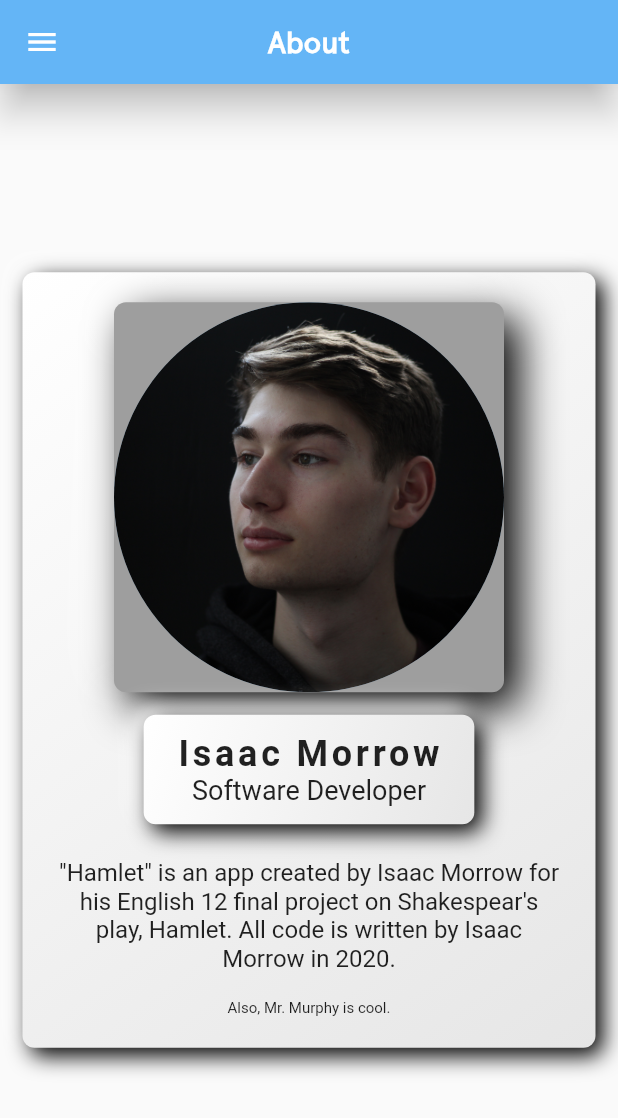
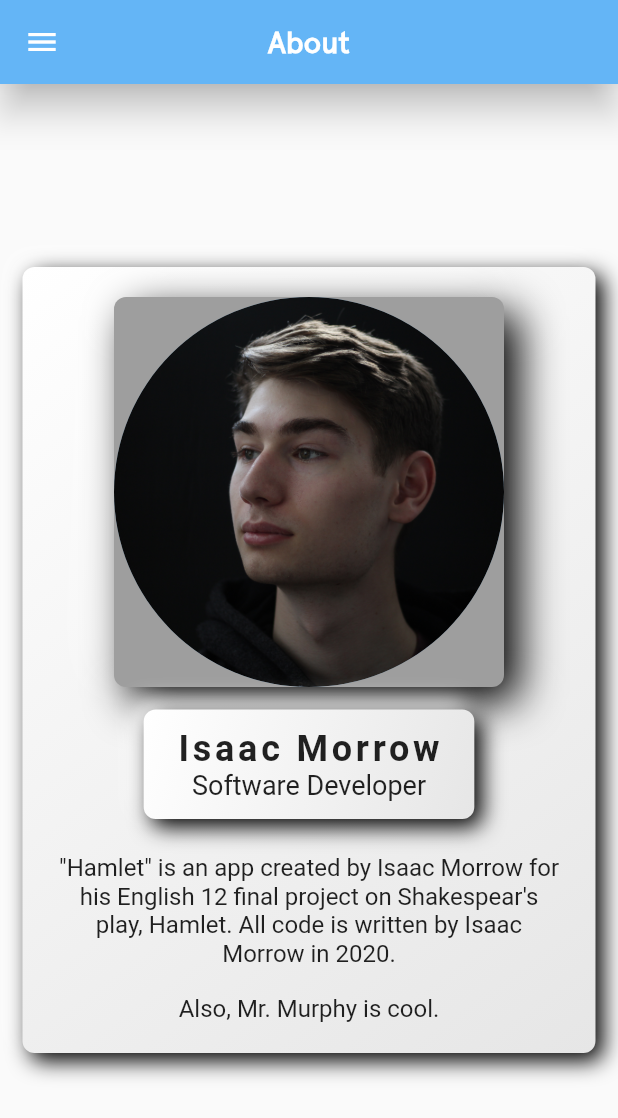
Before and after one commit to Toranian/English-12-Hamlet-Project, a Flutter app: the About screen opened directly, on a phone screen of 412 x 824 dp. Shown: the top 1118 px of the screen. Run offline on Flutter 3.47's test engine with Material 2 defaults, Android fonts, the light colour scheme and no system bars; drawn by our look-alikes of flutter_neumorphic; missing offline and left inert: route_transitions; statements that could not run were skipped.

Commit message:
Finalized about screen

```diff
--- a/lib/about.dart
+++ b/lib/about.dart
@@ -1,5 +1,5 @@
 import 'package:flutter/material.dart';
-import 'drawer.dart';
+import 'style.dart';
 import 'package:flutter_neumorphic/flutter_neumorphic.dart';
 
 class About extends StatelessWidget {
@@ -102,7 +102,7 @@ class About extends StatelessWidget {
                   SizedBox(height: 10.0),
                   Text(
                     "Also, Mr. Murphy is cool.",
-                    style: TextStyle(fontSize: 10.0),
+                    style: TextStyle(fontSize: 16.0),
                   ),
                 ],
               ),
```
